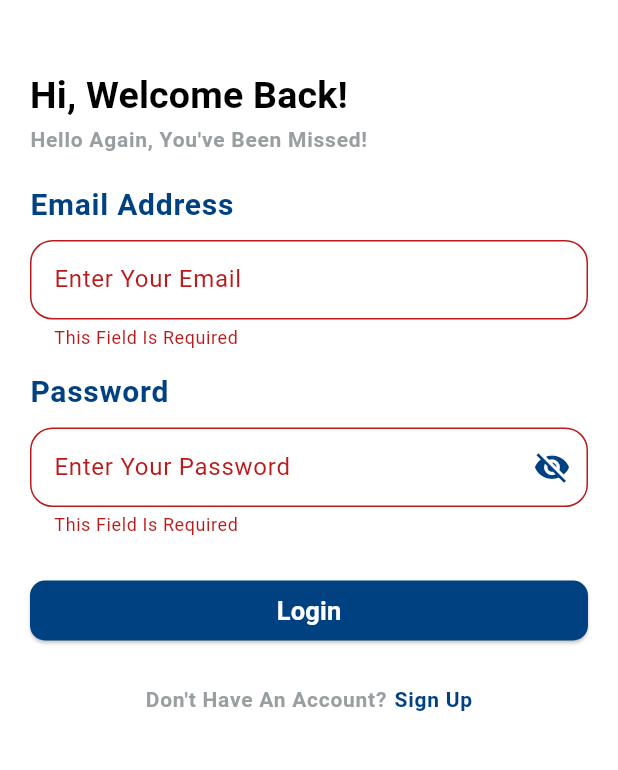
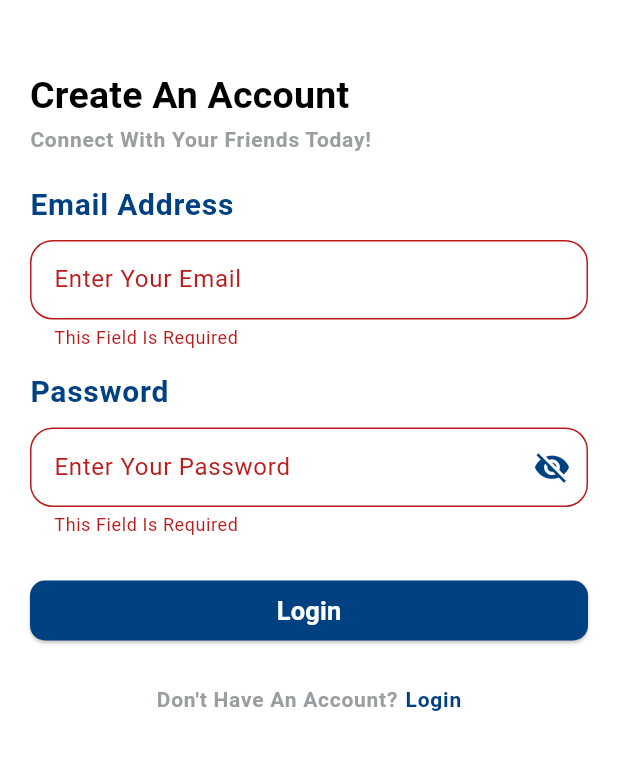
Before and after one commit to NoureenSaad/Route_Courses_App, a Flutter app: the screen it shows after launch, after a tap on "Login", on a phone screen of 412 x 824 dp, the part 141-911 px from its top. Run offline on Flutter 3.47's test engine with Material 3 defaults, Android fonts, the light colour scheme and no system bars; our stand-ins replace cloud_firestore, firebase_auth, firebase_core; accounts and stored records are empty.

Commit message:
Registration and Login Screens Done + Start Home Screen Design

```diff
--- a/lib/layout/login/login_screen.dart
+++ b/lib/layout/login/login_screen.dart
@@ -41,7 +41,7 @@ class _LoginScreenState extends State<LoginScreen> {
             child: Row(
               mainAxisAlignment: MainAxisAlignment.spaceBetween,
               children: [
-                Image(image: AssetImage("assets/images/route_logo.png")),
+                Image(image: AssetImage("assets/images/light_route_logo.png")),
                 IconButton(
                   onPressed: (){
 
@@ -62,8 +62,8 @@ class _LoginScreenState extends State<LoginScreen> {
                   Column(
                     crossAxisAlignment: CrossAxisAlignment.start,
                     children: [
-                      Text("Hi, Welcome Back!",style: Theme.of(context).textTheme.titleMedium,),
-                      Text("Hello Again, You've Been Missed!",style: Theme.of(context).textTheme.labelSmall,),
+                      Text("Create An Account",style: Theme.of(context).textTheme.titleMedium,),
+                      Text("Connect With Your Friends Today!",style: Theme.of(context).textTheme.labelSmall,),
                     ],
                   ),
                   SizedBox(height: 20,),
@@ -109,9 +109,6 @@ class _LoginScreenState extends State<LoginScreen> {
                       if(value == null || value.isEmpty){
                         return "This Field Is Required";
                       }
-                      else if(value.length < 8){
-                        return "Password Can't Be Less Than 8 Characters";
-                      }
                       return null;
                     },
                   ),
@@ -136,7 +133,7 @@ class _LoginScreenState extends State<LoginScreen> {
                         onTap: (){
                           Navigator.pushNamed(context, RegistrationScreen.route);
                         },
-                        child: Text("Sign Up",style: Theme.of(context).textTheme.labelSmall?.copyWith(
+                        child: Text("Login",style: Theme.of(context).textTheme.labelSmall?.copyWith(
                           color: AppColors.lightPrimaryColor
                         )),
                       )
@@ -152,7 +149,7 @@ class _LoginScreenState extends State<LoginScreen> {
   }
 
   void login() async{
-    AuthDataProvider provider = Provider.of<AuthDataProvider>(context);
+    AuthDataProvider provider = Provider.of<AuthDataProvider>(context,listen: false);
     if(formKey.currentState?.validate()??false){
       try{
         DialogUtils.showLoading(context);
@@ -163,13 +160,35 @@ class _LoginScreenState extends State<LoginScreen> {
         FirestoreUser? dataUser = await FirestoreHelper.getUser(credential.user!.uid);
         provider.setUsers(credential.user, dataUser);
         DialogUtils.hideMessage(context);
-        // Navigator.pushNamedAndRemoveUntil(context, HomeScreen.route, (route) => false);
+        DialogUtils.showMessage(context: context,
+          message: "Logged In Successfully!",
+          positiveText: "OK",
+          positiveButton: (){
+            Navigator.pushNamedAndRemoveUntil(context, HomeScreen.route, (route) => false);
+          }
+        );
       }on FirebaseException catch(error){
         if(error.code == Constants.userNotFound){
           print("user not found");
+          DialogUtils.showMessage(
+            context: context,
+            message: "User Is Not Found",
+            positiveText: "Try Again",
+            positiveButton: (){
+              DialogUtils.hideMessage(context);
+            },
+          );
         }
         if(error.code == Constants.wrongPassword){
           print("wrong password");
+          DialogUtils.showMessage(
+            context: context,
+            message: "Wrong Password",
+            positiveText: "Try Again",
+            positiveButton: (){
+              DialogUtils.hideMessage(context);
+            },
+          );
         }
       }catch(error){
         print(error);
```
Also changed, not shown: lib/layout/home/home_screen.dart (+52 -1 lines), lib/layout/registration/registration_screen.dart (+33 -7 lines), lib/shared/reusable_components/dialog_utils.dart (+51 -7 lines), assets/images/light_route_logo.png (renamed from assets/images/route_logo.png), 4 other files.
